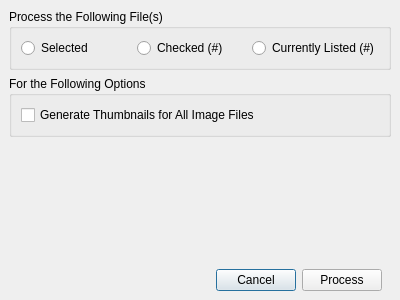
Qt form digdeeperdialog.ui (pjrinaldi/wombatforensics) before a commit.
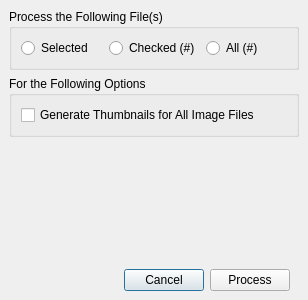
The same form after that commit.

Commit message: dig deeper works. updated export dialogs to be All instead of Currently Listed

```diff
--- a/digdeeperdialog.ui
+++ b/digdeeperdialog.ui
@@ -9,7 +9,7 @@
    <rect>
     <x>0</x>
     <y>0</y>
-    <width>400</width>
+    <width>308</width>
     <height>300</height>
    </rect>
   </property>
@@ -80,7 +80,7 @@
           <item>
            <widget class="QRadioButton" name="listedFileRadioButton">
             <property name="text">
-             <string>Currently Listed (#)</string>
+             <string>All (#)</string>
             </property>
             <attribute name="buttonGroup">
              <string notr="true">exportButtonGroup</string>
```
The commit also changes 7 other files.
